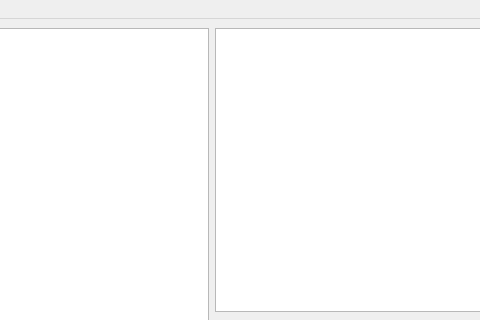
Above: pydownload.ui from RebelliousPebble/youtubeconverter before the change; both pictures show x 491 to 971 and y 0 to 320 of the 1106 by 631 pixel window. Below: the same form after it.
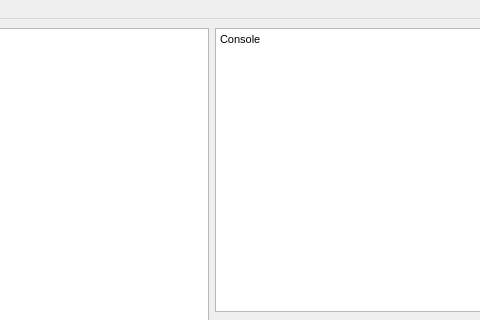
That is the form after the change.

Commit message: switch to moviepy

```diff
--- a/pydownload.ui
+++ b/pydownload.ui
@@ -42,9 +42,6 @@
     <item row="0" column="0" rowspan="15">
      <widget class="QTableWidget" name="fileTable"/>
     </item>
-    <item row="0" column="1" colspan="4">
-     <widget class="QTextBrowser" name="console"/>
-    </item>
     <item row="1" column="1">
      <widget class="QLabel" name="enterURL">
       <property name="text">
@@ -116,6 +113,17 @@
       </item>
      </widget>
     </item>
+    <item row="0" column="1" colspan="4">
+     <widget class="QTextEdit" name="console">
+      <property name="html">
+       <string>&lt;!DOCTYPE HTML PUBLIC &quot;-//W3C//DTD HTML 4.0//EN&quot; &quot;http://www.w3.org/TR/REC-html40/strict.dtd&quot;&gt;
+&lt;html&gt;&lt;head&gt;&lt;meta name=&quot;qrichtext&quot; content=&quot;1&quot; /&gt;&lt;style type=&quot;text/css&quot;&gt;
+p, li { white-space: pre-wrap; }
+&lt;/style&gt;&lt;/head&gt;&lt;body style=&quot; font-family:'MS Shell Dlg 2'; font-size:8.25pt; font-weight:400; font-style:normal;&quot;&gt;
+&lt;p style=&quot; margin-top:0px; margin-bottom:0px; margin-left:0px; margin-right:0px; -qt-block-indent:0; text-indent:0px;&quot;&gt;Console&lt;/p&gt;&lt;/body&gt;&lt;/html&gt;</string>
+      </property>
+     </widget>
+    </item>
    </layout>
   </widget>
   <widget class="QMenuBar" name="menubar">
```
The commit also changes 2 other files.
